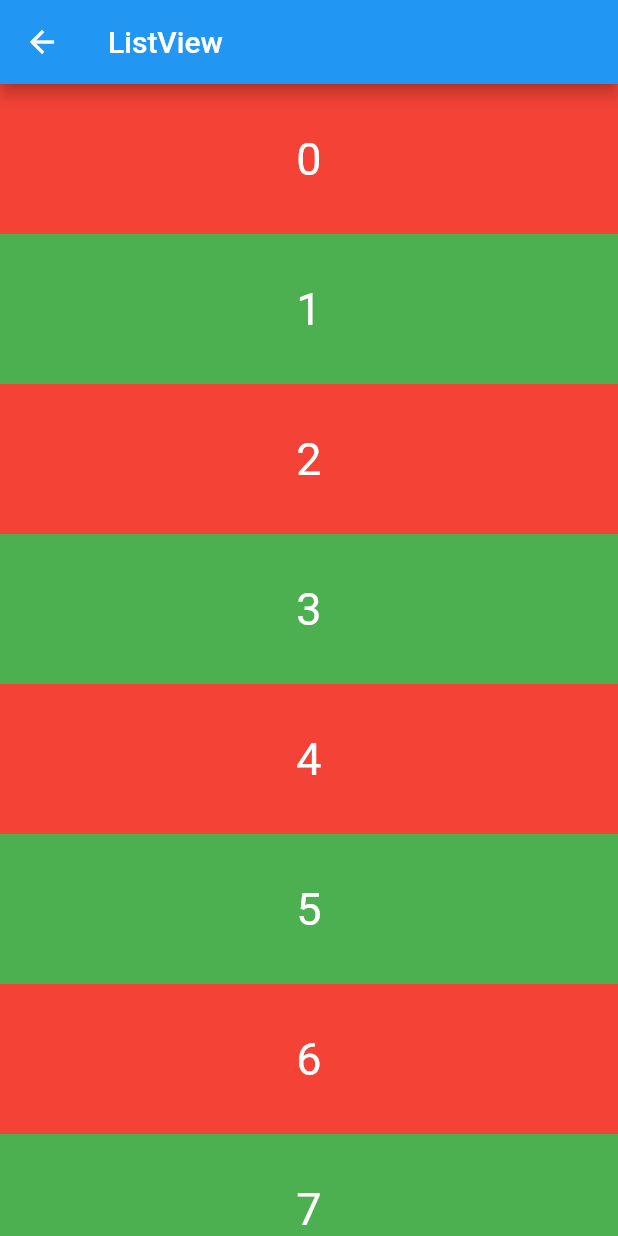
After one commit to SangWook16074/flutter_study, a Flutter app: the ListViewPage screen opened directly, on a phone screen of 412 x 824 dp. The commit adds this screen. Run offline on Flutter 3.47's test engine with Material 2 defaults, Android fonts, the phone set to English and light mode, and no system bars.

Commit message:
listview 블로그 작성 완료

```diff
--- a/lib/src/app.dart
+++ b/lib/src/app.dart
@@ -2,6 +2,7 @@ import 'package:blog_example/src/pages/alert_dialog.dart';
 import 'package:blog_example/src/pages/bottoma_nav/bottom_nav.dart';
 import 'package:blog_example/src/pages/buttons.dart';
 import 'package:blog_example/src/pages/container.dart';
+import 'package:blog_example/src/pages/list_view.dart';
 import 'package:blog_example/src/pages/row_column.dart';
 import 'package:blog_example/src/pages/text_field.dart';
 import 'package:flutter/material.dart';
@@ -28,6 +29,7 @@ class _AppState extends State<App> {
           _buildItems('4. TextField', TextFieldPage()),
           _buildItems('5. Buttons', Buttons()),
           _buildItems('6. AlertDialog', AlertDialogPage()),
+          _buildItems('7. ListView', ListViewPage()),
         ],
       ),
     );
--- /dev/null
+++ b/lib/src/pages/list_view.dart
@@ -0,0 +1,26 @@
+import 'package:flutter/material.dart';
+
+class ListViewPage extends StatelessWidget {
+  const ListViewPage({super.key});
+
+  @override
+  Widget build(BuildContext context) {
+    return Scaffold(
+        appBar: AppBar(
+          title: Text('ListView'),
+        ),
+        body: ListView.builder(
+            itemCount: 20,
+            itemBuilder: (context, index) {
+              return Container(
+                height: 100,
+                color: (index % 2 == 0) ? Colors.red : Colors.green,
+                child: Center(
+                    child: Text(
+                  '$index',
+                  style: TextStyle(fontSize: 30, color: Colors.white),
+                )),
+              );
+            }));
+  }
+}
```
